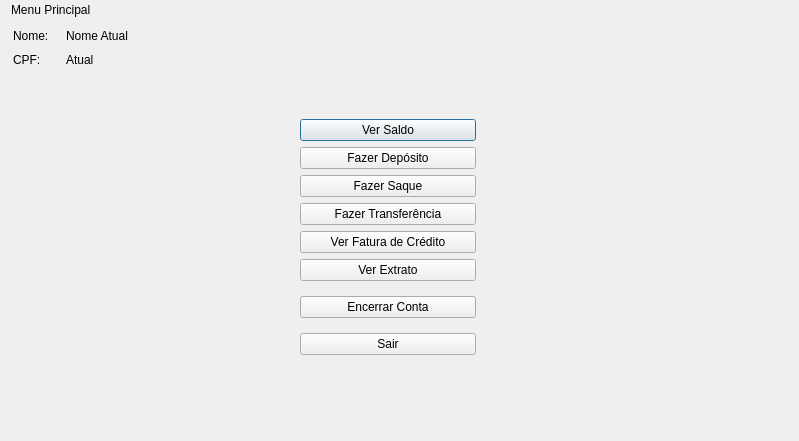
The window that Projeto/menuprincipal.ui (YagoConstantino/SistemaBancario) describes before a commit, drawn with Qt 5.
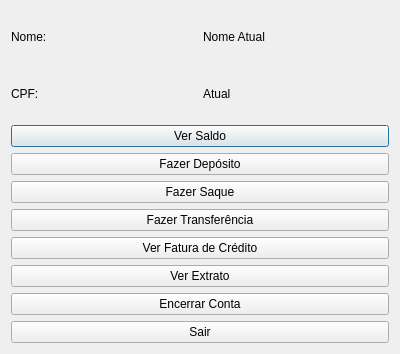
The same window after the commit. Icons and pictures are not drawn.

What changed in the file:
```diff
--- a/Projeto/menuprincipal.ui
+++ b/Projeto/menuprincipal.ui
@@ -6,35 +6,61 @@
    <rect>
     <x>0</x>
     <y>0</y>
-    <width>799</width>
-    <height>441</height>
+    <width>400</width>
+    <height>354</height>
    </rect>
   </property>
   <property name="windowTitle">
    <string>Dialog</string>
   </property>
-  <widget class="QLabel" name="MenuLabel">
-   <property name="geometry">
-    <rect>
-     <x>11</x>
-     <y>1</y>
-     <width>100</width>
-     <height>18</height>
-    </rect>
-   </property>
+  <layout class="QHBoxLayout" name="horizontalLayout_3">
+   <item>
+    <layout class="QVBoxLayout" name="verticalLayout_4">
+     <item>
+      <layout class="QGridLayout" name="gridLayout">
+       <item row="0" column="0">
+        <layout class="QVBoxLayout" name="verticalLayout_3">
+         <item>
+          <layout class="QHBoxLayout" name="horizontalLayout">
+           <item>
+            <widget class="QLabel" name="label_2">
+             <property name="text">
+              <string>Nome:</string>
+             </property>
+            </widget>
+           </item>
+           <item>
+            <widget class="QLabel" name="Nomelabel">
    <property name="text">
-    <string>Menu Principal</string>
-   </property>
-  </widget>
-  <widget class="QWidget" name="layoutWidget">
-   <property name="geometry">
-    <rect>
-     <x>300</x>
-     <y>110</y>
-     <width>176</width>
-     <height>254</height>
-    </rect>
-   </property>
+              <string>Nome Atual</string>
+             </property>
+            </widget>
+           </item>
+          </layout>
+         </item>
+         <item>
+          <layout class="QHBoxLayout" name="horizontalLayout_2">
+           <item>
+            <widget class="QLabel" name="label_3">
+             <property name="text">
+              <string>CPF:</string>
+             </property>
+            </widget>
+           </item>
+           <item>
+            <widget class="QLabel" name="CPFlabel">
+             <property name="text">
+              <string>Atual</string>
+             </property>
+            </widget>
+           </item>
+          </layout>
+         </item>
+        </layout>
+       </item>
+      </layout>
+     </item>
+     <item>
    <layout class="QVBoxLayout" name="verticalLayout_2">
     <item>
      <layout class="QVBoxLayout" name="verticalLayout">
@@ -128,59 +154,10 @@
      </widget>
     </item>
    </layout>
-  </widget>
-  <widget class="QLabel" name="Nomelabel">
-   <property name="geometry">
-    <rect>
-     <x>66</x>
-     <y>27</y>
-     <width>80</width>
-     <height>18</height>
-    </rect>
-   </property>
-   <property name="text">
-    <string>Nome Atual</string>
-   </property>
-  </widget>
-  <widget class="QLabel" name="CPFlabel">
-   <property name="geometry">
-    <rect>
-     <x>66</x>
-     <y>51</y>
-     <width>36</width>
-     <height>18</height>
-    </rect>
-   </property>
-   <property name="text">
-    <string>Atual</string>
-   </property>
-  </widget>
-  <widget class="QLabel" name="label_2">
-   <property name="geometry">
-    <rect>
-     <x>13</x>
-     <y>27</y>
-     <width>45</width>
-     <height>18</height>
-    </rect>
-   </property>
-   <property name="text">
-    <string>Nome:</string>
-   </property>
-  </widget>
-  <widget class="QLabel" name="label_3">
-   <property name="geometry">
-    <rect>
-     <x>13</x>
-     <y>51</y>
-     <width>30</width>
-     <height>18</height>
-    </rect>
-   </property>
-   <property name="text">
-    <string>CPF:</string>
-   </property>
-  </widget>
+     </item>
+    </layout>
+   </item>
+  </layout>
  </widget>
  <tabstops>
   <tabstop>Saque</tabstop>
```
Lines whose indentation alone changed are shown as unchanged.
